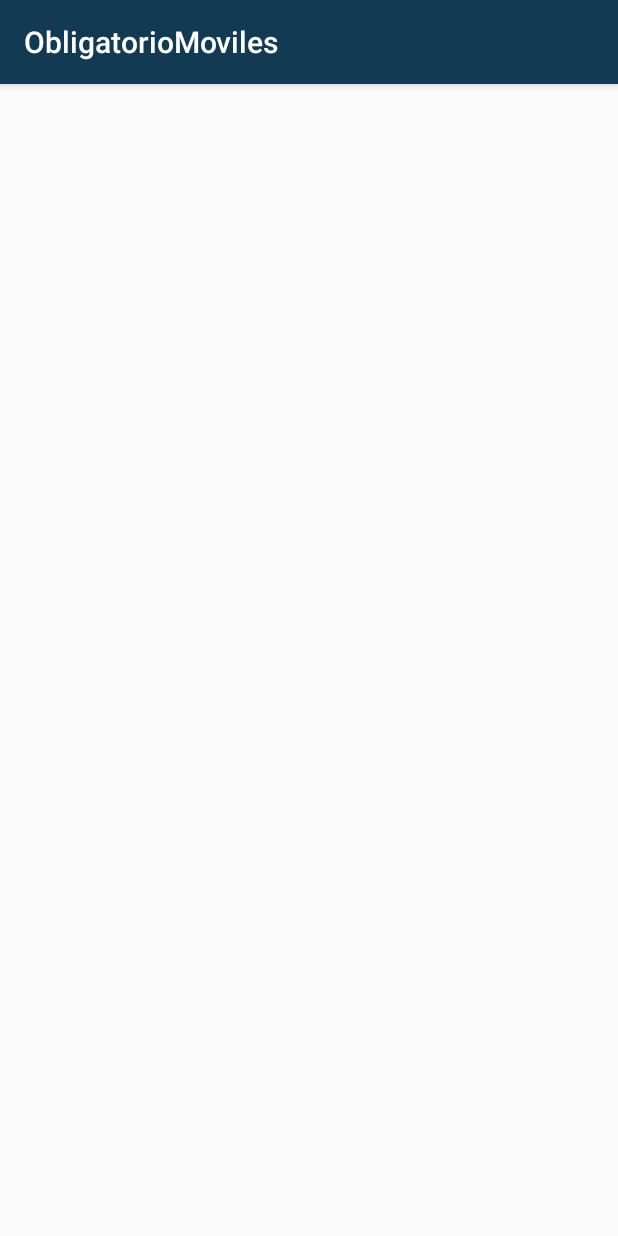
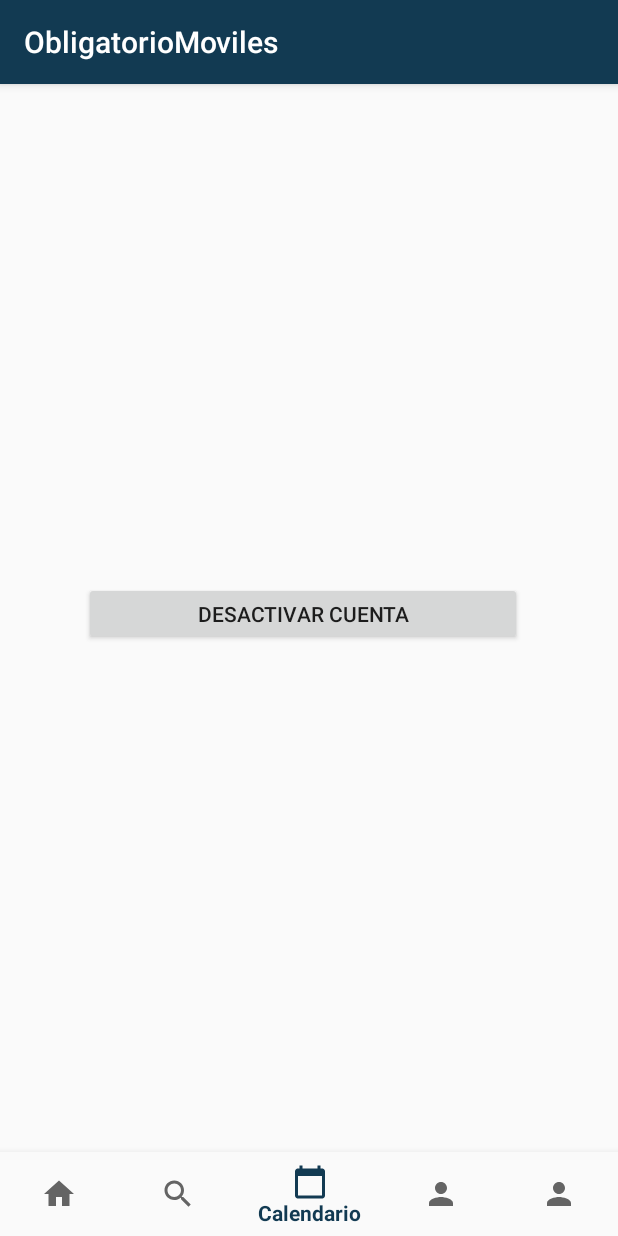
Before and after one commit to lucas59/Moviles, an Android app: the Perfil_usuario screen opened directly, with no data from a screen before it, on a phone screen of 412 x 824 dp. Run offline under Robolectric (Android 15) with nearby library versions, the light colour scheme and no system bars.

Commit message:
desactivar

```diff
--- a/app/src/main/java/com/example/obligatoriomoviles/API/APIInterface.java
+++ b/app/src/main/java/com/example/obligatoriomoviles/API/APIInterface.java
@@ -31,8 +31,11 @@ public interface APIInterface {
     @FormUrlEncoded
     Call <retorno> login(@Field("correo") String correo, @Field("pass") String pass);
 
-    @GET("validacion/{correo}")
+    @GET("usuario/{correo}")
     Call<usuario> getDatosUsuario(@Path("correo") String email);
+
+    @GET("usuario/desactivar/{correo}")
+    Call<retorno> desactivarUsuario(@Path("correo") String email);
 
 
 
--- a/app/src/main/res/layout/activity_perfil_usuario.xml
+++ b/app/src/main/res/layout/activity_perfil_usuario.xml
@@ -6,4 +6,29 @@
     android:layout_height="match_parent"
     tools:context=".presentacion.Perfil_usuario">
 
+    <android.support.design.widget.BottomNavigationView
+        android:id="@+id/nav_view"
+        android:layout_width="0dp"
+        android:layout_height="wrap_content"
+        android:background="?android:attr/windowBackground"
+        app:layout_constraintBottom_toBottomOf="parent"
+        app:layout_constraintLeft_toLeftOf="parent"
+        app:layout_constraintRight_toRightOf="parent"
+        app:menu="@menu/bottom_nav_menu" />
+
+    <Button
+        android:id="@+id/button6"
+        android:layout_width="292dp"
+        android:layout_height="42dp"
+        android:layout_marginStart="63dp"
+        android:layout_marginLeft="63dp"
+        android:layout_marginTop="332dp"
+        android:layout_marginEnd="64dp"
+        android:layout_marginRight="64dp"
+        android:onClick="desactivarCuenta"
+        android:text="Desactivar Cuenta"
+        app:layout_constraintEnd_toEndOf="parent"
+        app:layout_constraintHorizontal_bias="1.0"
+        app:layout_constraintStart_toStartOf="parent"
+        app:layout_constraintTop_toTopOf="parent" />
 </android.support.constraint.ConstraintLayout>
```
Also changed, not shown: app/src/main/java/com/example/obligatoriomoviles/presentacion/Calendario_elementos.java (+12 -14 lines), app/src/main/java/com/example/obligatoriomoviles/presentacion/Menu_principal.java (+4 -4 lines), app/src/main/java/com/example/obligatoriomoviles/presentacion/Perfil_elemento.java (+13 -12 lines), app/src/main/java/com/example/obligatoriomoviles/presentacion/Perfil_usuario.java (+90 -0 lines), app/src/main/java/com/example/obligatoriomoviles/presentacion/login.java (+26 -16 lines).
